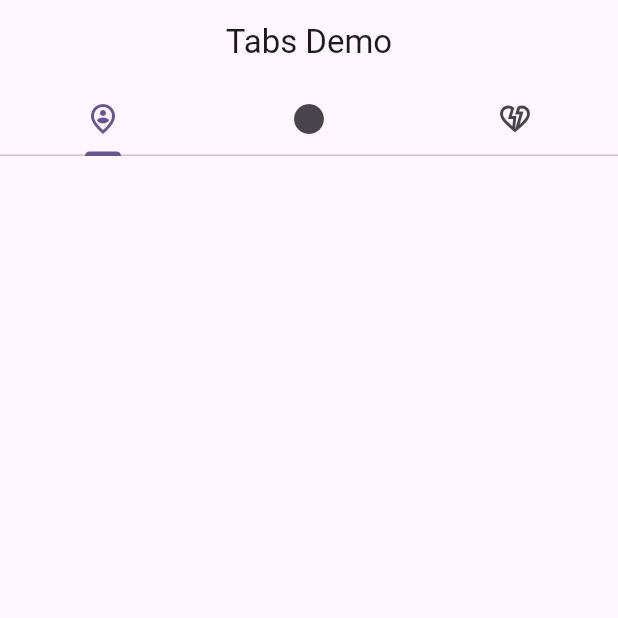
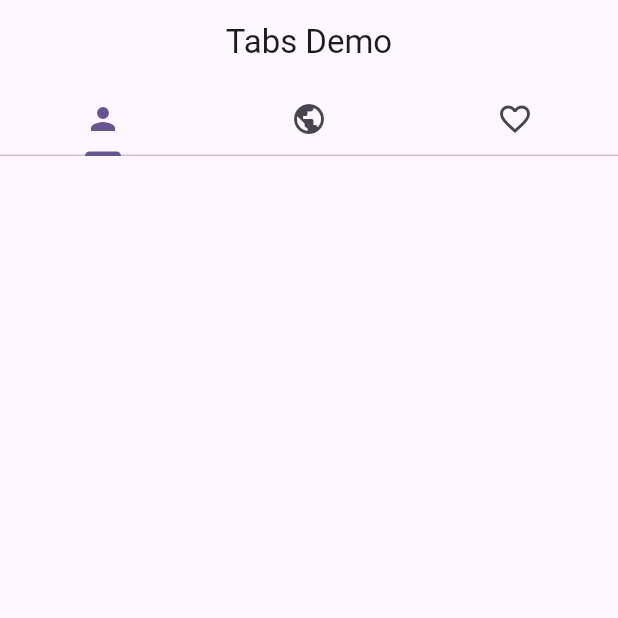
Before and after one commit to jrodriguer/flutter_news_app, a Flutter app: the screen it shows after launch, on a phone screen of 412 x 824 dp, the top half of it. Run offline on Flutter 3.47's test engine with Material 2 defaults, Android fonts, the phone set to English and light mode, and no system bars.

Commit message:
change icons

```diff
--- a/lib/main.dart
+++ b/lib/main.dart
@@ -37,9 +37,9 @@ class _MyHomePageState extends State<MyHomePage> {
       child: Scaffold(
         appBar: AppBar(
           bottom: const TabBar(tabs: [
-            Tab(icon: Icon(Icons.person_pin_circle_outlined)),
-            Tab(icon: Icon(Icons.circle)),
-            Tab(icon: Icon(Icons.heart_broken_outlined))
+            Tab(icon: Icon(Icons.person)),
+            Tab(icon: Icon(Icons.public)),
+            Tab(icon: Icon(Icons.favorite_border))
           ]),
           centerTitle: true,
           title: const Text('Tabs Demo'),
```
